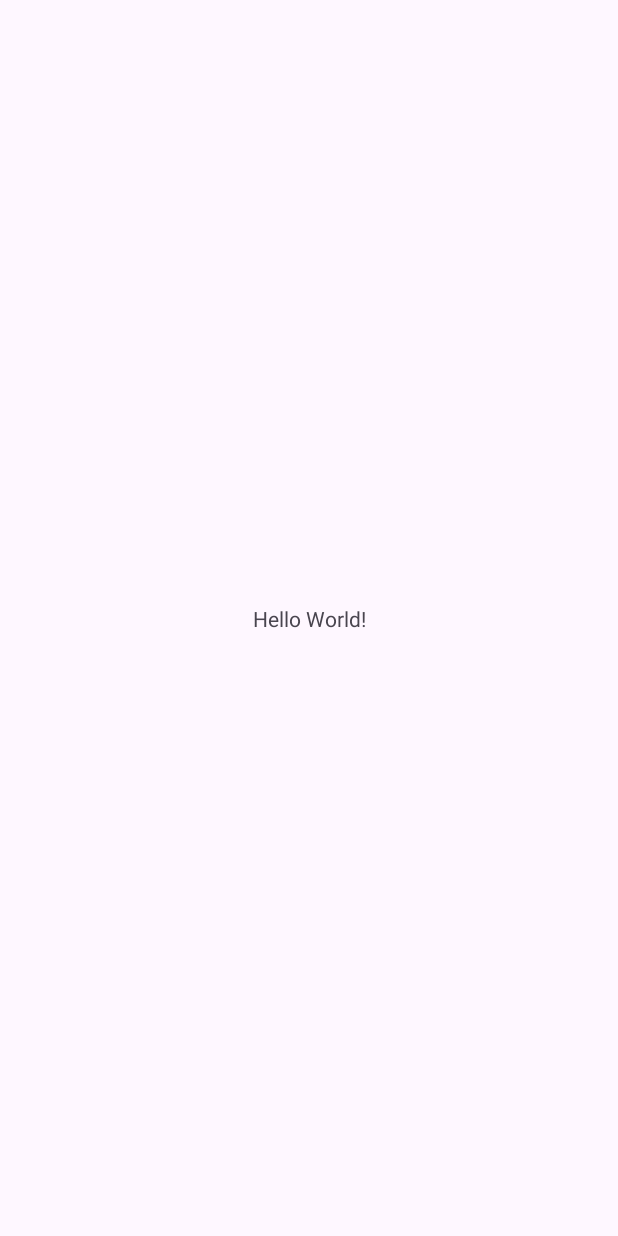
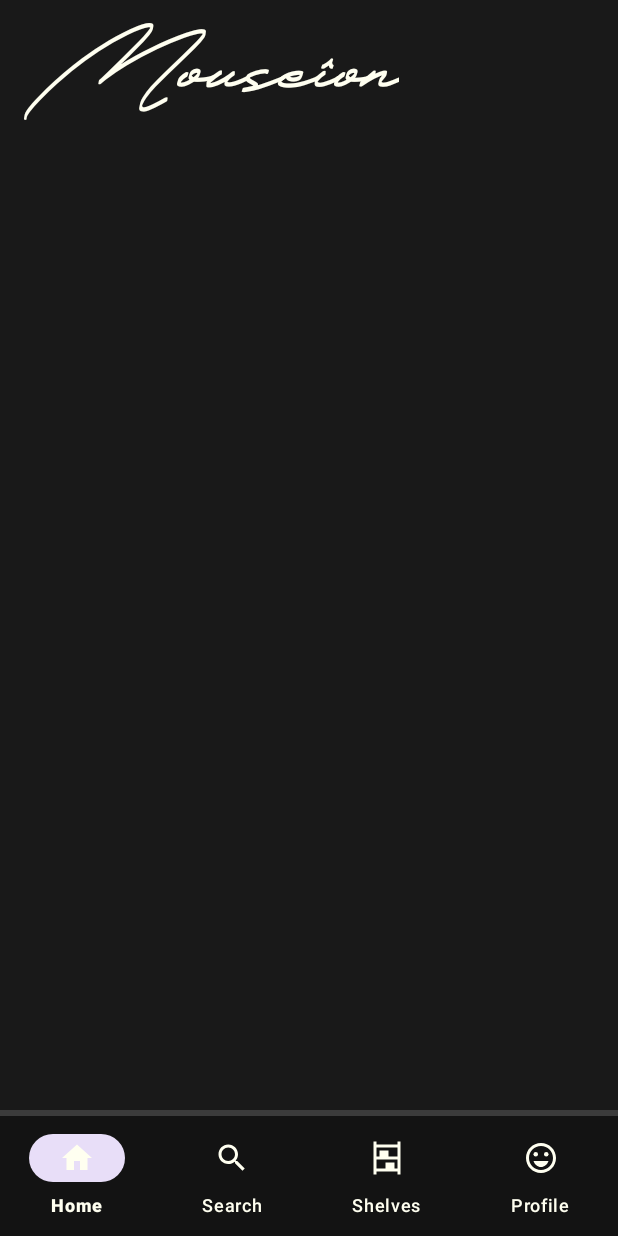
Before and after one commit to edgar-berms/Mouseion, an Android app: the screen it shows after launch (MainActivity), on a phone screen of 412 x 824 dp. Before the commit the screen is almost empty. Run offline under Robolectric (Android 15) with nearby library versions, the phone set to English and light mode, and no system bars.

Commit message:
derniere modif font bottom navigation et titre

```diff
--- a/app/build.gradle.kts
+++ b/app/build.gradle.kts
@@ -5,7 +5,7 @@ plugins {
 
 android {
     namespace = "com.example.projet"
-    compileSdk = 34
+    compileSdk = 35
 
     defaultConfig {
         applicationId = "com.example.projet"
--- /dev/null
+++ b/app/src/main/res/drawable/baseline_shelves_24.xml
@@ -0,0 +1,5 @@
+<vector xmlns:android="http://schemas.android.com/apk/res/android" android:height="24dp" android:tint="#E7F00D" android:viewportHeight="24" android:viewportWidth="24" android:width="24dp">
+
+    <path android:fillColor="@android:color/white" android:pathData="M19,1v2H5V1H3v22h2v-2h14v2h2V1H19zM19,5v6h-6V7H7v4H5V5H19zM17,19v-4h-6v4H5v-6h14v6H17z"/>
+
+</vector>
--- a/app/src/main/res/drawable/lisere.xml
+++ b/app/src/main/res/drawable/lisere.xml
@@ -2,7 +2,7 @@
 <shape xmlns:android="http://schemas.android.com/apk/res/android">
     <solid android:color="@android:color/transparent" />
     <stroke
-        android:color="@color/yellow"
+        android:color="@color/grey"
     android:width="2dp" />
     <corners android:radius="0dp" />
 </shape>
--- a/app/src/main/res/layout/activity_main.xml
+++ b/app/src/main/res/layout/activity_main.xml
@@ -5,15 +5,50 @@
     android:id="@+id/main"
     android:layout_width="match_parent"
     android:layout_height="match_parent"
+    android:fontFamily="sans-serif-bold"
     tools:context=".MainActivity">
 
-    <TextView
-        android:layout_width="wrap_content"
+    <androidx.appcompat.widget.Toolbar
+        android:id="@+id/Titre"
+        android:layout_width="match_parent"
         android:layout_height="wrap_content"
-        android:text="Hello World!"
+        app:title="@string/title"
+        android:background="@color/dark_black"
+        app:layout_constraintTop_toTopOf="parent"
+        app:layout_constraintStart_toStartOf="parent"
+        app:layout_constraintEnd_toEndOf="parent"
+        app:titleTextAppearance="@style/titleStyle"
+        />
+
+    <FrameLayout
+        android:id="@+id/container"
+        android:layout_width="match_parent"
+        android:layout_height="0dp"
+        android:background="@color/dark_black"
+        app:layout_constraintBottom_toBottomOf="@+id/bottom_navigation"
+        app:layout_constraintTop_toBottomOf="@+id/Titre"
+        />
+
+    <com.google.android.material.bottomnavigation.BottomNavigationView
+        android:id="@+id/bottom_navigation"
+        android:layout_width="match_parent"
+        android:layout_height="wrap_content"
+        android:background="@color/transparent_black"
+        app:itemIconTint="@color/ivory"
+        app:itemTextColor="@color/ivory"
         app:layout_constraintBottom_toBottomOf="parent"
+        app:layout_constraintStart_toStartOf="parent"
         app:layout_constraintEnd_toEndOf="parent"
-        app:layout_constraintStart_toStartOf="parent"
-        app:layout_constraintTop_toTopOf="parent" />
+        app:menu="@menu/bottom_nav_menu"
+        app:labelVisibilityMode="labeled"
+        />
+
+    <com.google.android.material.bottomnavigation.BottomNavigationView
+        android:id="@+id/bottom_frame"
+        android:layout_width="match_parent"
+        android:layout_height="4dp"
+        android:background="@color/dark_grey"
+        app:layout_constraintBottom_toTopOf="@id/bottom_navigation"
+        />
 
 </androidx.constraintlayout.widget.ConstraintLayout>
--- a/app/src/main/res/menu/bottom_nav_menu.xml
+++ b/app/src/main/res/menu/bottom_nav_menu.xml
@@ -3,13 +3,17 @@
     <item
         android:id="@+id/home"
         android:icon="@drawable/baseline_home_24"
-    android:title="Home" />
+        android:title="Home" />
     <item
         android:id="@+id/search"
         android:icon="@drawable/baseline_search_24"
-    android:title="Search" />
+        android:title="Search" />
+    <item
+        android:id="@+id/shelves"
+        android:icon="@drawable/baseline_shelves_24"
+        android:title="Shelves" />
     <item
         android:id="@+id/profile"
         android:icon="@drawable/baseline_sentiment_very_satisfied_24"
-    android:title="Profile" />
+        android:title="Profile" />
 </menu>
--- a/app/src/main/res/values/colors.xml
+++ b/app/src/main/res/values/colors.xml
@@ -3,8 +3,9 @@
     <color name="black">#FF000000</color>
     <color name="white">#FFFFFFFF</color>
 
-    <color name="purple">#431358</color>
-    <color name="dark_purple">#1f001f</color>
-    <color name="yellow">#E7F00D</color>
-    <color name="dark_yellow">#b8ba0e</color>
+    <color name="grey">#666666</color>
+    <color name="dark_grey">#3b3b3b</color>
+    <color name="dark_black">#191919</color>
+    <color name="transparent_black">#40000000</color>
+    <color name="ivory">#FFFFF0</color>
 </resources>
--- a/app/src/main/res/values/strings.xml
+++ b/app/src/main/res/values/strings.xml
@@ -5,6 +5,8 @@
     <string name="second_fragment_label">Second Fragment</string>
     <string name="next">Next</string>
     <string name="previous">Previous</string>
+
+    <string name="title">Mouseîon</string>
 
     <string name="lorem_ipsum">
         Lorem ipsum dolor sit amet, consectetur adipiscing elit. Nam in scelerisque sem. Mauris
--- /dev/null
+++ b/app/src/main/res/values/title_style.xml
@@ -0,0 +1,10 @@
+<?xml version="1.0" encoding="utf-8"?>
+<resources>
+
+    <style name="titleStyle">
+        <item name="android:textColor">@color/ivory</item>
+        <item name="android:textSize">60sp</item>
+        <item name="android:fontFamily">@font/lindstaye</item>
+    </style>
+
+</resources>
```
Also changed, not shown: app/src/main/res/layout/activity_search.xml (+11 -10 lines), app/src/main/res/font/lindstaye.otf (added).
